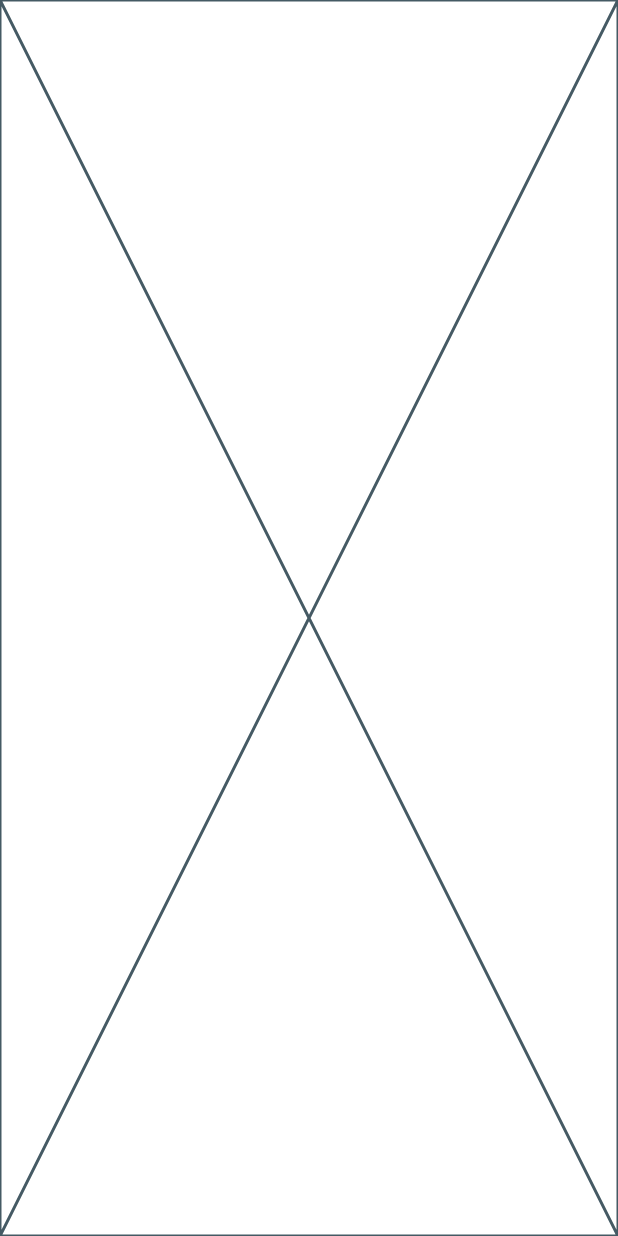
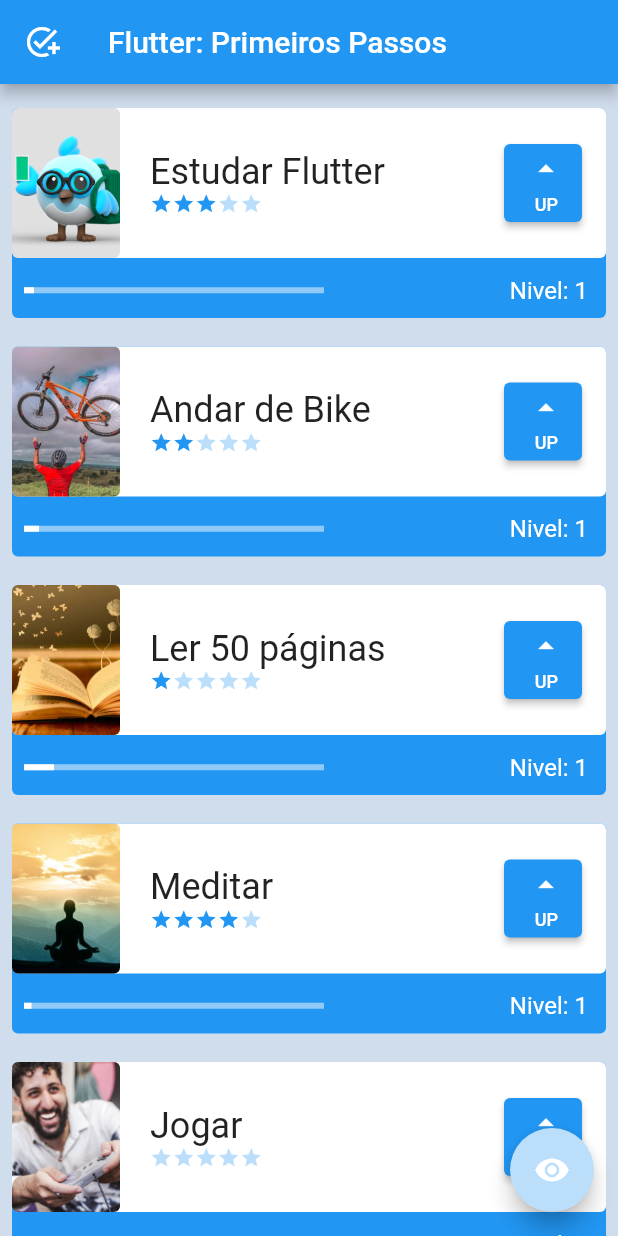
Before and after one commit to DouglasLeal/curso-flutter-widgets-alura, a Flutter app: the screen it shows after launch, on a phone screen of 412 x 824 dp. Run offline on Flutter 3.47's test engine with Material 2 defaults, Android fonts, the phone set to English and light mode, and no system bars.

Commit message:
InitialScreen criado

```diff
--- a/lib/screens/initial_screen.dart
+++ b/lib/screens/initial_screen.dart
@@ -1,10 +1,58 @@
 import 'package:flutter/material.dart';
+import 'package:flutter_widgets/components/tasks.dart';
 
-class InitialScreen extends StatelessWidget {
+class InitialScreen extends StatefulWidget {
   const InitialScreen({Key? key}) : super(key: key);
 
   @override
+  State<InitialScreen> createState() => _InitialScreenState();
+}
+
+class _InitialScreenState extends State<InitialScreen> {
+  @override
+  bool opacidade = true;
+
   Widget build(BuildContext context) {
-    return const Placeholder();
+    return Scaffold(
+      appBar: AppBar(
+        title: const Text('Flutter: Primeiros Passos'),
+        leading: Icon(Icons.add_task),
+      ),
+      body: AnimatedOpacity(
+        opacity: opacidade ? 1.0 : 0.0,
+        duration: const Duration(milliseconds: 500),
+        child: Container(
+          color: const Color.fromARGB(255, 208, 221, 237),
+          child: ListView(
+            children: const [
+              Padding(
+                padding: EdgeInsets.only(top: 8),
+                child: Tasks('Estudar Flutter', 'assets/images/flutter.png', 3),
+              ),
+              Tasks('Andar de Bike', 'assets/images/bike.jpg', 2),
+              Tasks('Ler 50 páginas', 'assets/images/ler.jpg', 1),
+              Tasks('Meditar', 'assets/images/meditar.jpg', 4),
+              Tasks(
+                'Jogar',
+                'assets/images/jogar.jpg',
+                0,
+              ),
+              SizedBox(
+                height: 100,
+              ),
+            ],
+          ),
+        ),
+      ),
+      floatingActionButton: FloatingActionButton(
+        onPressed: () {
+          setState(() {
+            opacidade = !opacidade;
+          });
+        },
+        backgroundColor: Colors.blue[100],
+        child: const Icon(Icons.remove_red_eye),
+      ),
+    );
   }
 }
```
Also changed, not shown: lib/components/tasks.dart (renamed from lib/screens/components/tasks.dart, +4 -3 lines), pubspec.yaml (+0 -26 lines), lib/components/difficulty.dart (line endings or trailing spaces).
